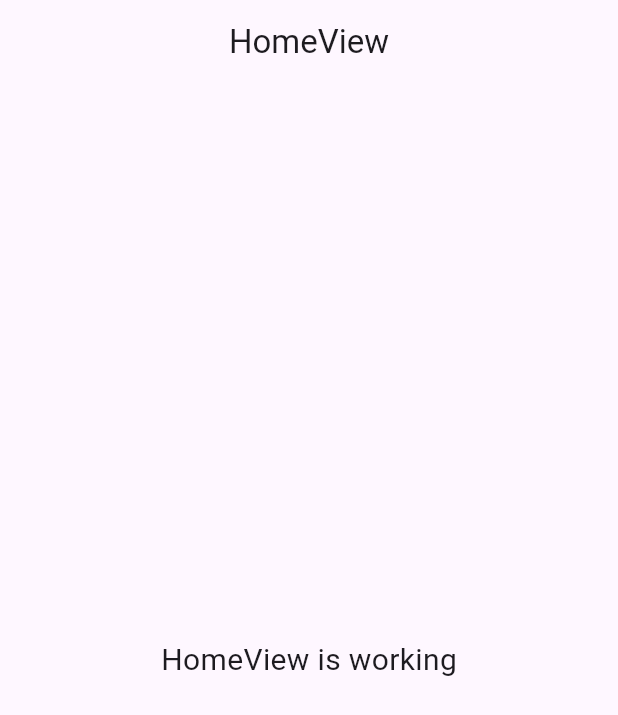
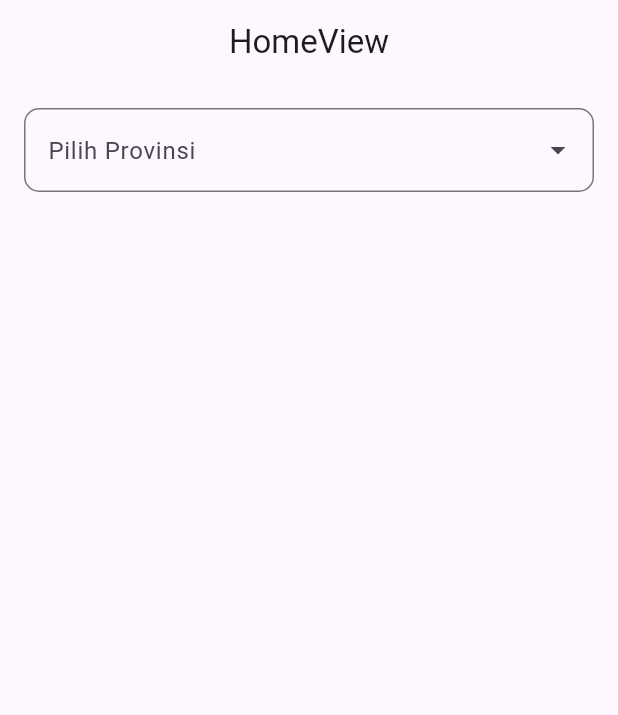
Before and after one commit to faizikhsan123/ongkos_kirim_flutter, a Flutter app: the screen it shows after launch, on a phone screen of 412 x 824 dp. Shown: the top 715 px of the screen. Run offline on Flutter 3.47's test engine with Material 3 defaults, Android fonts, the phone set to English and light mode, and no system bars; drawn by our look-alikes of dropdown_search; our stand-ins replace get.

Commit message:
ADD provinsi

```diff
--- /dev/null
+++ b/assets/models/province.json
@@ -0,0 +1,4 @@
+{
+    "id":1,
+    "name":"NUSA TENGGARA BARAT (NTB)"
+}
--- /dev/null
+++ b/lib/app/modules/home/models/province.dart
@@ -0,0 +1,29 @@
+// To parse this JSON data, do
+//
+//     final province = provinceFromJson(jsonString);
+
+import 'dart:convert';
+
+Province provinceFromJson(String str) => Province.fromJson(json.decode(str));
+
+String provinceToJson(Province data) => json.encode(data.toJson());
+
+class Province {
+    int id;
+    String name;
+
+    Province({
+        required this.id,
+        required this.name,
+    });
+
+    factory Province.fromJson(Map<String, dynamic> json) => Province(
+        id: json["id"],
+        name: json["name"],
+    );
+
+    Map<String, dynamic> toJson() => {
+        "id": id,
+        "name": name,
+    };
+}
--- a/lib/app/modules/home/views/home_view.dart
+++ b/lib/app/modules/home/views/home_view.dart
@@ -1,11 +1,11 @@
 import 'package:flutter/material.dart';
-
 import 'package:get/get.dart';
+import 'package:dropdown_search/dropdown_search.dart';
 
 import '../controllers/home_controller.dart';
+import '../models/province.dart';
 
 class HomeView extends GetView<HomeController> {
-  const HomeView({Key? key}) : super(key: key);
   @override
   Widget build(BuildContext context) {
     return Scaffold(
@@ -13,10 +13,48 @@ class HomeView extends GetView<HomeController> {
         title: const Text('HomeView'),
         centerTitle: true,
       ),
-      body: Center(
-        child: Text(
-          'HomeView is working',
-          style: TextStyle(fontSize: 20),
+      body: Padding(
+        padding: const EdgeInsets.all(16),
+        child: DropdownSearch<Province>(
+          // ini untuk menamgail controller yang menjalankan fungsi ambilProvinsi
+          asyncItems: (String filter) async {
+            return controller.ambilProvinsi();
+          },
+
+          // ⬇️ teks yang ditampilkan diambil dari model Province
+         itemAsString: (Province p) => "${p.name} (${p.id})",
+
+
+          // ⬇️ menangkap nilai terpilih
+          onChanged: (Province? value) {
+            if (value != null) {
+              print("ID: ${value.id}");
+              print("Nama: ${value.name}");
+            }
+          },
+
+          // ⬇️ tampilan popup
+          popupProps: PopupProps.menu(
+            showSearchBox: true,
+            searchFieldProps: TextFieldProps(
+              decoration: InputDecoration(
+                hintText: "Cari Provinsi",
+                border: OutlineInputBorder(
+                  borderRadius: BorderRadius.circular(50),
+                ),
+              ),
+            ),
+          ),
+
+          // ⬇️ tampilan field dropdown
+          dropdownDecoratorProps: DropDownDecoratorProps(
+            dropdownSearchDecoration: InputDecoration(
+              hintText: "Pilih Provinsi",
+              border: OutlineInputBorder(
+                borderRadius: BorderRadius.circular(10),
+              ),
+            ),
+          ),
         ),
       ),
     );
--- a/lib/app/routes/app_pages.dart
+++ b/lib/app/routes/app_pages.dart
@@ -13,7 +13,7 @@ class AppPages {
   static final routes = [
     GetPage(
       name: _Paths.HOME,
-      page: () => const HomeView(),
+      page: () =>  HomeView(),
       binding: HomeBinding(),
     ),
   ];
--- a/pubspec.yaml
+++ b/pubspec.yaml
@@ -9,7 +9,7 @@ dependencies:
   cupertino_icons: ^1.0.8
   get: 4.7.3
   http: 1.6.0
-  dropdown_search: 6.0.2
+  dropdown_search: 5.0.6
   flutter:
     sdk: flutter
 
```
Also changed, not shown: lib/app/modules/home/controllers/home_controller.dart (+49 -12 lines), pubspec.lock, 1 other file.
